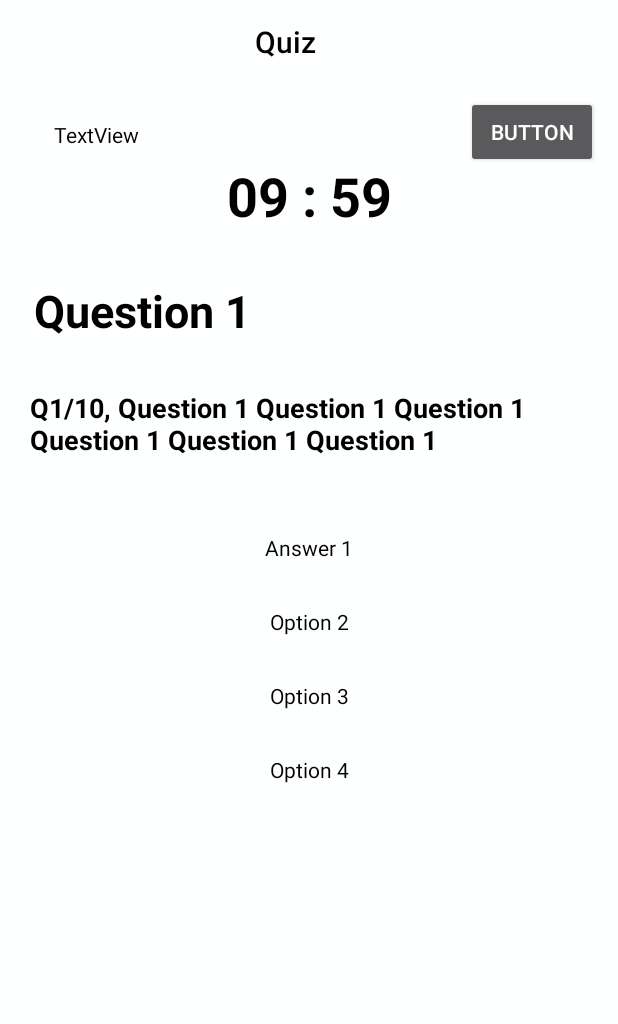
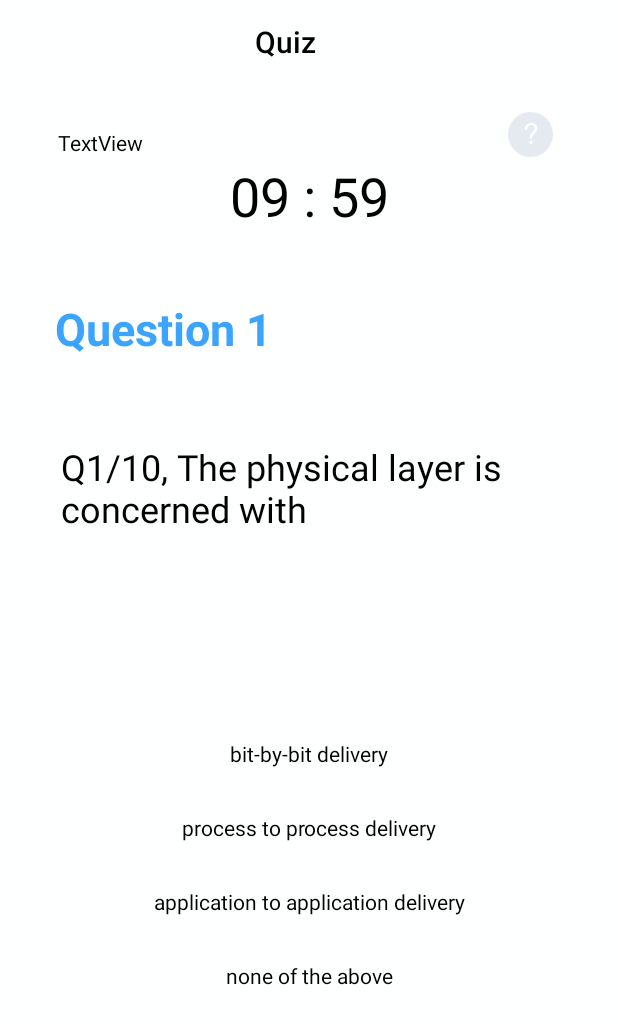
Before and after one commit to faithwlin/ESIOSI, an Android app: the QuizActivity screen opened directly, with no data from a screen before it, on a phone screen of 412 x 824 dp. Shown: the top 1024 px of the screen. Run offline under Robolectric (Android 15) with nearby library versions, the phone set to English and light mode, and no system bars.

Commit message:
quiz udpate

```diff
--- a/app/src/main/java/com/example/esiosi/QuizActivity.java
+++ b/app/src/main/java/com/example/esiosi/QuizActivity.java
@@ -6,6 +6,7 @@ import android.support.v7.app.AppCompatActivity;
 import android.os.Bundle;
 import android.view.View;
 import android.widget.Button;
+import android.widget.ImageButton;
 import android.widget.TextView;
 import android.widget.Toast;
 
@@ -27,7 +28,7 @@ public class QuizActivity extends AppCompatActivity {
     private int attempts = 0;
     public int mScore = 0;
     QuizDatabase quizDatabase;
-    private Button button;
+    private ImageButton button;
 
 
     @Override
@@ -59,7 +60,7 @@ public class QuizActivity extends AppCompatActivity {
         Answer4 = findViewById(R.id.Answer4);
         hint = (TextView)findViewById(R.id.hint);
         mScore = 0;
-        button = (Button) findViewById(R.id.button);
+        button = (ImageButton) findViewById(R.id.button);
 
 
         quizDatabase = new QuizDatabase(this);
@@ -135,6 +136,7 @@ public class QuizActivity extends AppCompatActivity {
     }
 
     private void updateQuestion() {
+//        QuestionNo.setText(quizQuestions.getQuestionNo());
         Question.setText(quizQuestions.getQuestion(questionNumber));
         Answer1.setText(quizQuestions.getChoice1(questionNumber));
         Answer2.setText(quizQuestions.getChoice2(questionNumber));
--- a/app/src/main/java/com/example/esiosi/QuizQuestions.java
+++ b/app/src/main/java/com/example/esiosi/QuizQuestions.java
@@ -1,19 +1,31 @@
 package com.example.esiosi;
 
 public class QuizQuestions {
+    private String mQuestionNo[]={
+            "Question 1",
+            "Question 2",
+            "Question 3",
+            "Question 4",
+            "Question 5",
+            "Question 6",
+            "Question 7",
+            "Question 8",
+            "Question 9",
+            "Question 10",
 
+    };
     private String mQuestions[] = {
             // Easy? Should we do 2 types of difficulties
-            "Q1/10, Question 1 Question 1 Question 1 Question 1 Question 1 Question 1",
-            "Q2/10, Question 2 Question 2 Question 2 Question 2 Question 2 Question 2",
-            "Q3/10, Question 3 Question 3 Question 3 Question 3 Question 3 Question 3",
-            "Q4/10, Question 4 Question 4 Question 4 Question 4 Question 4 Question 4",
-            "Q5/10, Question 5 Question 5 Question 5 Question 5 Question 5 Question 5",
-            "Q6/10, Question 6 Question 6 Question 6 Question 6 Question 6 Question 6",
-            "Q7/10, Question 7 Question 7 Question 7 Question 7 Question 7 Question 7",
-            "Q8/10, Question 8 Question 8 Question 8 Question 8 Question 8 Question 8",
-            "Q9/10, Question 9 Question 9 Question 9 Question 9 Question 9 Question 9",
-            "10/10, Question 10 Question 10 Question 10 Question 10 Question 10 Question 10",
+            "Q1/10, The physical layer is concerned with",
+            "Q2/10, The physical layer provides",
+            "Q3/10, Which of the following is not a function of the network layer?",
+            "Q4/10, ICMP is primarily used for",
+            "Q5/10, The transport layer aggregates data from different applications into a single stream before passing it to",
+            "Q6/10, Which of the following is a transport layer protocol used in internet?",
+            "Q7/10, User datagram protocol is connectionless because",
+            "Q8/10, Transmission control protocol",
+            "Q9/10, To deliver a message to the application program running on a host, a ______ address is consulted",
+            "10/10, Electronic mail uses this application layer protocol",
             // Hard?
             "Q1/10: Question 1 Question 1 Question 1 Question 1 Question 1 Question 1",
             "Q2/10: Question 2 Question 2 Question 2 Question 2 Question 2 Question 2",
@@ -45,16 +57,16 @@ public class QuizQuestions {
 
     private String mChoices [][] = {
             // Easy?
-            {"Answer 1", "Option 2", "Option 3", "Option 4"},
-            {"Option 1", "Answer 2", "Option 3", "Option 4"},
-            {"Option 1", "Option 2", "Answer 3", "Option 4"},
-            {"Option 1", "Option 2", "Option 3", "Answer 4"},
-            {"Answer 5", "Option 2", "Option 3", "Option 4"},
-            {"Option 1", "Answer 6", "Option 3", "Option 4"},
-            {"Option 1", "Option 2", "Answer 7", "Option 4"},
-            {"Option 1", "Option 2", "Option 3", "Answer 8"},
-            {"Answer 9", "Option 2", "Option 3", "Option 4"},
-            {"Option 1", "Answer 10", "Option 3", "Option 4"},
+            {"bit-by-bit delivery", "process to process delivery", "application to application delivery", "none of the above"},
+            {"mechanical specifications of electrical connectors and cables", "electrical specification of transmission line signal level", "specification for IR over optical fiber", "all of the above"},
+            {"routing", "congestion control", "networking", "none of the above"},
+            {"error and diagnostics", "addressing", "forwarding", "replying"},
+            {"the network layer", "the application layer", "the data link layer", "the physical layer"},
+            {"TCP", "UDP", "both TCP & UDP", "none of the above"},
+            {"all UDP packets are treated independently by the transport layer", "it sends data as a stream of packets", "both A & B", "none of the above"},
+            {"is a connection oriented protocol", "uses a 3 way handshake to establish connection", "receives data from application", "all of the above"},
+            {"IP", "port", "MAC", "none of the above"},
+            {"SMTP", "HTTP", "FTP", "SIP"},
             // Hard?
             {"Answer 11", "Option 2", "Option 3", "Option 4"},
             {"Option 1", "Answer 12", "Option 3", "Option 4"},
@@ -70,8 +82,12 @@ public class QuizQuestions {
 
     };
 
-    private String mCorrectAnswers[] = {"Answer 1", "Answer 2", "Answer 3", "Answer 4", "Answer 5", "Answer 6", "Answer 7", "Answer 8", "Answer 9", "Answer 10", "Answer 11", "Answer 12", "Answer 13", "Answer 14", "Answer 15", "Answer 16", "Answer 17", "Answer 18", "Answer 19", "Answer 20" };
+    private String mCorrectAnswers[] = {"bit-by-bit delivery", "all of the above", "none of the above", "error and diagnostics", "the network layer", "both TCP & UDP", "all UDP packets are treated independently by the transport layer", "all of the above", "port", "SMTP", "Answer 11", "Answer 12", "Answer 13", "Answer 14", "Answer 15", "Answer 16", "Answer 17", "Answer 18", "Answer 19", "Answer 20" };
 
+    public String getQuestionNo(int a){
+        String questionNo = mQuestionNo[a];
+        return questionNo;
+    }
 
     public String getQuestion(int a) {
         String question = mQuestions[a];
--- a/app/src/main/res/layout/activity_quiz_start.xml
+++ b/app/src/main/res/layout/activity_quiz_start.xml
@@ -1,8 +1,8 @@
 <?xml version="1.0" encoding="utf-8"?>
-<android.support.design.widget.CoordinatorLayout xmlns:tools="http://schemas.android.com/tools"
+<android.support.design.widget.CoordinatorLayout xmlns:android="http://schemas.android.com/apk/res/android"
+    xmlns:app="http://schemas.android.com/apk/res-auto"
+    xmlns:tools="http://schemas.android.com/tools"
     android:id="@+id/coordinator"
-    xmlns:android="http://schemas.android.com/apk/res/android"
-    xmlns:app="http://schemas.android.com/apk/res-auto"
     android:layout_width="match_parent"
     android:layout_height="match_parent">
 
@@ -34,59 +34,72 @@
             android:id="@+id/timer"
             android:layout_width="wrap_content"
             android:layout_height="wrap_content"
+            android:layout_marginStart="163dp"
+            android:layout_marginLeft="163dp"
+            android:layout_marginTop="50dp"
             android:layout_marginEnd="163dp"
-        android:layout_marginLeft="163dp"
             android:layout_marginRight="163dp"
-        android:layout_marginStart="163dp"
-        android:layout_marginTop="50dp"
+            android:layout_marginBottom="8dp"
             android:text="9:50"
             android:textColor="#000000"
             android:textSize="36sp"
-        android:textStyle="bold"
+            app:layout_constraintBottom_toBottomOf="parent"
             app:layout_constraintEnd_toEndOf="parent"
             app:layout_constraintStart_toStartOf="parent"
-        app:layout_constraintTop_toBottomOf="@+id/toolbar" />
+            app:layout_constraintTop_toBottomOf="@+id/toolbar"
+            app:layout_constraintVertical_bias="0.0" />
 
         <TextView
             android:id="@+id/QuestionNo"
-        android:layout_width="wrap_content"
-        android:layout_height="wrap_content"
-        android:layout_marginEnd="217dp"
-        android:layout_marginTop="32dp"
+            android:layout_width="324dp"
+            android:layout_height="68dp"
+            android:layout_marginStart="8dp"
+            android:layout_marginLeft="8dp"
+            android:layout_marginTop="44dp"
+            android:layout_marginEnd="8dp"
+            android:layout_marginRight="8dp"
+            android:layout_marginBottom="8dp"
             android:paddingLeft="15dp"
             android:paddingRight="20dp"
             android:text="Question 1"
-        android:textColor="#000000"
+            android:textColor="#3BA4FF"
             android:textSize="30sp"
             android:textStyle="bold"
+            app:layout_constraintBottom_toBottomOf="parent"
             app:layout_constraintEnd_toEndOf="parent"
-        app:layout_constraintStart_toStartOf="@+id/Question"
-        app:layout_constraintTop_toBottomOf="@+id/timer" />
+            app:layout_constraintHorizontal_bias="0.183"
+            app:layout_constraintStart_toStartOf="parent"
+            app:layout_constraintTop_toBottomOf="@+id/timer"
+            app:layout_constraintVertical_bias="0.0" />
 
         <TextView
             android:id="@+id/Question"
-        android:layout_width="wrap_content"
-        android:layout_height="wrap_content"
-        android:layout_marginTop="32dp"
+            android:layout_width="376dp"
+            android:layout_height="132dp"
+            android:layout_marginTop="28dp"
+            android:layout_marginBottom="8dp"
             android:paddingLeft="20dp"
             android:paddingRight="20dp"
             android:text="Which of the following is the correct order of the OSI layers?"
             android:textColor="#000000"
-        android:textSize="18sp"
-        android:textStyle="bold"
+            android:textSize="24sp"
+            app:layout_constraintBottom_toBottomOf="parent"
+            app:layout_constraintBottom_toTopOf="@+id/coordinator"
             app:layout_constraintEnd_toEndOf="parent"
+            app:layout_constraintHorizontal_bias="0.578"
             app:layout_constraintStart_toStartOf="parent"
-        app:layout_constraintTop_toBottomOf="@+id/QuestionNo" />
+            app:layout_constraintTop_toBottomOf="@+id/QuestionNo"
+            app:layout_constraintVertical_bias="0.0" />
 
         <TextView
             android:id="@+id/Answer4"
             android:layout_width="wrap_content"
             android:layout_height="wrap_content"
+            android:layout_marginStart="163dp"
+            android:layout_marginLeft="163dp"
+            android:layout_marginTop="30dp"
             android:layout_marginEnd="163dp"
-        android:layout_marginLeft="163dp"
             android:layout_marginRight="163dp"
-        android:layout_marginStart="163dp"
-        android:layout_marginTop="30dp"
             android:text="TextView"
             android:textColor="#000000"
             app:layout_constraintEnd_toEndOf="parent"
@@ -97,11 +110,11 @@
             android:id="@+id/Answer3"
             android:layout_width="wrap_content"
             android:layout_height="wrap_content"
+            android:layout_marginStart="163dp"
+            android:layout_marginLeft="163dp"
+            android:layout_marginTop="30dp"
             android:layout_marginEnd="163dp"
-        android:layout_marginLeft="163dp"
             android:layout_marginRight="163dp"
-        android:layout_marginStart="163dp"
-        android:layout_marginTop="30dp"
             android:text="TextView"
             android:textColor="#000000"
             app:layout_constraintEnd_toEndOf="parent"
@@ -112,11 +125,11 @@
             android:id="@+id/Answer2"
             android:layout_width="wrap_content"
             android:layout_height="wrap_content"
+            android:layout_marginStart="163dp"
+            android:layout_marginLeft="163dp"
+            android:layout_marginTop="30dp"
             android:layout_marginEnd="163dp"
-        android:layout_marginLeft="163dp"
             android:layout_marginRight="163dp"
-        android:layout_marginStart="163dp"
-        android:layout_marginTop="30dp"
             android:text="TextView"
             android:textColor="#000000"
             app:layout_constraintEnd_toEndOf="parent"
@@ -127,16 +140,19 @@
             android:id="@+id/Answer1"
             android:layout_width="wrap_content"
             android:layout_height="wrap_content"
+            android:layout_marginStart="163dp"
+            android:layout_marginLeft="163dp"
+            android:layout_marginTop="50dp"
             android:layout_marginEnd="163dp"
-        android:layout_marginLeft="163dp"
             android:layout_marginRight="163dp"
-        android:layout_marginStart="163dp"
-        android:layout_marginTop="50dp"
+            android:layout_marginBottom="8dp"
             android:text="TextView"
             android:textColor="#000000"
+            app:layout_constraintBottom_toBottomOf="parent"
             app:layout_constraintEnd_toEndOf="parent"
             app:layout_constraintStart_toStartOf="parent"
-        app:layout_constraintTop_toBottomOf="@+id/Question" />
+            app:layout_constraintTop_toBottomOf="@+id/Question"
+            app:layout_constraintVertical_bias="0.051" />
 
         <TextView
             android:id="@+id/hint"
@@ -144,25 +160,38 @@
             android:layout_height="23dp"
             android:layout_marginStart="36dp"
             android:layout_marginLeft="36dp"
-        android:layout_marginTop="80dp"
+            android:layout_marginTop="88dp"
+            android:layout_marginEnd="8dp"
+            android:layout_marginRight="8dp"
             android:text="TextView"
             android:textColor="#000000"
+            app:layout_constraintBottom_toTopOf="@+id/timer"
+            app:layout_constraintEnd_toEndOf="parent"
+            app:layout_constraintHorizontal_bias="0.009"
             app:layout_constraintStart_toStartOf="parent"
             app:layout_constraintTop_toTopOf="parent" />
 
-    <Button
+        <ImageButton
             android:id="@+id/button"
-        android:layout_width="wrap_content"
-        android:layout_height="wrap_content"
+            android:layout_width="30dp"
+            android:layout_height="30dp"
+            android:layout_marginStart="51dp"
+            android:layout_marginLeft="51dp"
+            android:layout_marginTop="8dp"
             android:layout_marginEnd="16dp"
-        android:layout_marginLeft="51dp"
             android:layout_marginRight="16dp"
-        android:layout_marginStart="51dp"
-        android:layout_marginTop="8dp"
+            android:layout_marginBottom="179dp"
+            android:adjustViewBounds="true"
+            android:background="#ffffff"
+            android:maxWidth="100dp"
+            android:maxHeight="100dp"
+            android:scaleType="fitXY"
             android:text="Button"
+            app:layout_constraintBottom_toTopOf="@+id/Question"
             app:layout_constraintEnd_toEndOf="parent"
             app:layout_constraintStart_toEndOf="@+id/timer"
-        app:layout_constraintTop_toBottomOf="@+id/toolbar" />
+            app:layout_constraintTop_toBottomOf="@+id/toolbar"
+            app:srcCompat="@drawable/hinticon2x" />
 
     </android.support.constraint.ConstraintLayout>
 
```
Lines whose indentation alone changed are shown as unchanged.
